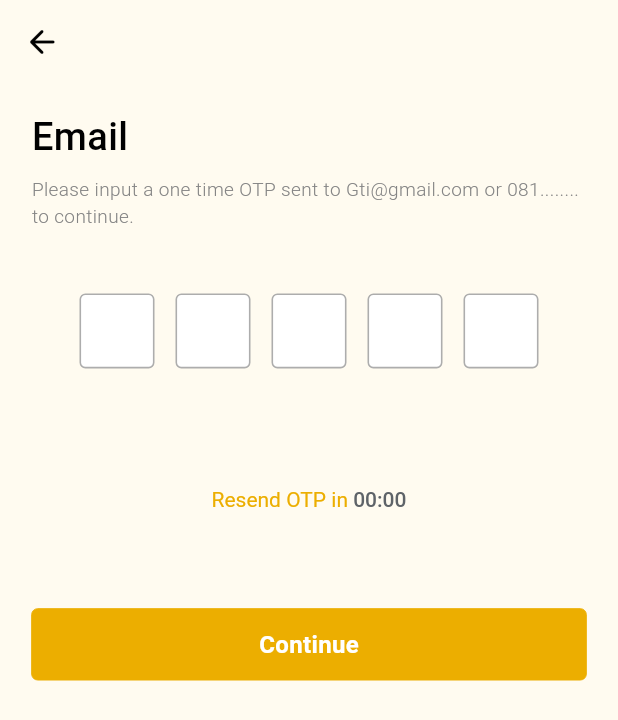
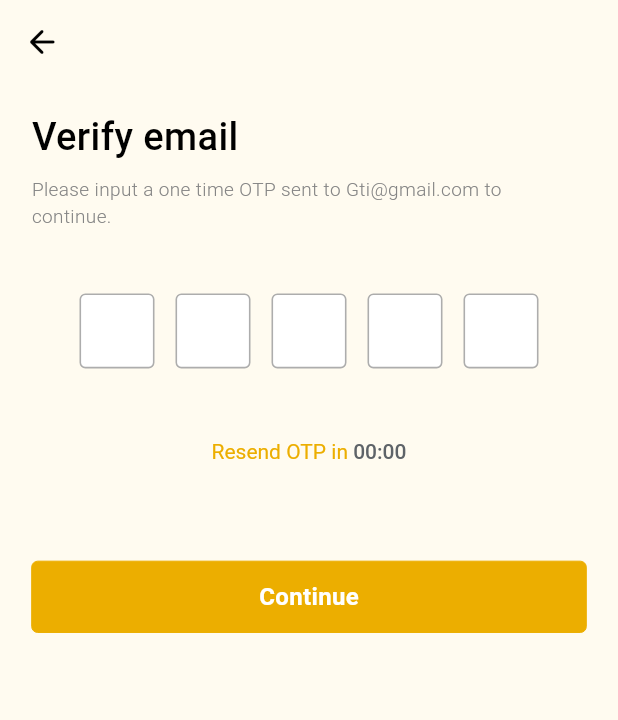
Before and after one commit to augustineonu/gti_rides, a Flutter app: the EmailVerificationScreen screen opened by its route, on a phone screen of 412 x 824 dp. Shown: the top 720 px of the screen. Run offline on Flutter 3.47's test engine with Material 2 defaults, Android fonts, the phone set to English and light mode, and no system bars; drawn by our look-alikes of pinput; our stand-ins replace cached_network_image, expandable, flutter_iconly, flutter_screenutil, flutter_svg, get and 7 more; Roboto replaces fonts that are missing (Basis Grotesque Pro, Neue); project files that could hold a hidden picture were left out.

Commit message:
change password

```diff
--- a/lib/main.dart
+++ b/lib/main.dart
@@ -9,7 +9,6 @@ import 'package:gti_rides/services/logger.dart';
 import 'package:gti_rides/services/route_service.dart';
 import 'package:gti_rides/styles/asset_manager.dart';
 import 'package:gti_rides/styles/styles.dart';
-
 import 'utils/screen_util.dart';
 
 void main() {
--- a/lib/route/app_links.dart
+++ b/lib/route/app_links.dart
@@ -47,6 +47,9 @@ class AppLinks {
   static const favorite = "/renter/more/favorite";
   static const accountDetails = "/renter/more/accountDetails";
   static const email = "/email";
+  static const phoneInput =
+      "/renter/more/account_details/account_verification/phone/phoneInput";
+  static const phoneOtp = "/renter/more/account_details/account_verification/phone/phoneOtp";
 
   // static const chatAction = "/user/chat/:key/:action";
 
@@ -55,6 +58,7 @@ class AppLinks {
     "login": login,
     "splash": splash,
     "emailOtp": emailOtp,
+    "phoneOtp": phoneOtp,
     "verifyOtp": verifyOtp,
     "resetPassword": resetPassword,
     "requestResetPassword": requestResetPassword,
@@ -82,6 +86,7 @@ class AppLinks {
     'favorite': favorite,
     'accountDetails': accountDetails,
     'email': email,
+    'phoneInput': phoneInput,
     // 'trips': trips,
   };
 
--- a/lib/route/routes.dart
+++ b/lib/route/routes.dart
@@ -14,8 +14,10 @@ import 'package:gti_rides/screens/car%20renter/home/search_result/search_result_
 import 'package:gti_rides/screens/car%20renter/home/search_city/search_city_screen.dart';
 import 'package:gti_rides/screens/car%20renter/landing_page.dart';
 import 'package:gti_rides/screens/car%20renter/more/account_details/account_details_screen.dart';
-import 'package:gti_rides/screens/car%20renter/more/account_details/account_verification/email_verification.dart';
-import 'package:gti_rides/screens/car%20renter/more/account_details/email_screen.dart';
+import 'package:gti_rides/screens/car%20renter/more/account_details/account_verification/email/email_verification.dart';
+import 'package:gti_rides/screens/car%20renter/more/account_details/account_verification/email/email_imput_screen.dart';
+import 'package:gti_rides/screens/car%20renter/more/account_details/account_verification/phone/phone_input_screen.dart';
+import 'package:gti_rides/screens/car%20renter/more/account_details/account_verification/phone/phone_verification.dart';
 import 'package:gti_rides/screens/car%20renter/more/favorite/favorite_screen.dart';
 import 'package:gti_rides/screens/car%20renter/more/more_screen.dart';
 import 'package:gti_rides/screens/car%20renter/more/profile/profile_screen.dart';
@@ -157,5 +159,13 @@ class AppRoutes {
       name: AppLinks.emailOtp,
       page: () => const EmailVerificationScreen(),
     ),
+    GetPage(
+      name: AppLinks.phoneInput,
+      page: () => const PhoneInputScreen(),
+    ),
+    GetPage(
+      name: AppLinks.phoneOtp,
+      page: () => const PhoneVerificationScreen(),
+    ),
   ];
 }
--- a/lib/screens/car renter/more/account_details/account_details_controller.dart
+++ b/lib/screens/car renter/more/account_details/account_details_controller.dart
@@ -21,7 +21,6 @@ class AccountDetailsController extends GetxController {
   }
 
   TextEditingController fullNameController = TextEditingController();
-  TextEditingController emailController = TextEditingController();
   RxBool isDone = false.obs;
   RxBool showPassword = false.obs;
   RxBool isLoading = false.obs;
@@ -40,7 +39,7 @@ class AccountDetailsController extends GetxController {
   // navigation method
   void goBack() => routeService.goBack();
   void routeToEmailInput() => routeService.gotoRoute(AppLinks.email);
-  void routeToVerifyEmail() => routeService.gotoRoute(AppLinks.emailOtp);
+  void routeToPhoneInput() => routeService.gotoRoute(AppLinks.phoneInput);
 
   void openCamera() {
    final picked = imageService.pickImage(source: ImageSource.camera);
--- a/lib/screens/car renter/more/account_details/account_details_screen.dart
+++ b/lib/screens/car renter/more/account_details/account_details_screen.dart
@@ -85,7 +85,7 @@ class AccountDetailsScreen extends GetView<AccountDetailsController> {
           accountDetailsWidget(
                 title: AppStrings.mobileNumber,
                 body: '+234823456778',
-                onTap:  (){}
+                onTap:  controller.routeToPhoneInput
               ),
         SizedBox(
           height: size.height * 0.08,
--- a/lib/screens/car renter/more/account_details/account_verification/acount_verification_controller.dart
+++ b/lib/screens/car renter/more/account_details/account_verification/acount_verification_controller.dart
@@ -6,13 +6,15 @@ import 'package:gti_rides/route/app_links.dart';
 import 'package:gti_rides/services/logger.dart';
 import 'package:gti_rides/services/route_service.dart';
 
-
 class AccountVerificationController extends GetxController {
   Logger logger = Logger('OTPVerificationController');
   RxBool isLoading = false.obs;
   Timer? countdownTimer;
   Duration myDuration = Duration(days: 5);
   final TextEditingController pinController = TextEditingController();
+  TextEditingController emailController = TextEditingController();
+  TextEditingController phoneController = TextEditingController();
+
   RxBool showPassword = true.obs;
   final GlobalKey<FormState> emailVerificationFormKey = GlobalKey<FormState>();
   final FocusNode focus = FocusNode();
@@ -36,7 +38,10 @@ class AccountVerificationController extends GetxController {
     super.onInit();
   }
 
+  void goBack() => routeService.goBack();
   void onFocusChange() => update();
+  void routeToVerifyEmail() => routeService.gotoRoute(AppLinks.emailOtp);
+  void routeToVerifyPhoneNumber() => routeService.gotoRoute(AppLinks.phoneOtp);
 
   void togglePasswordShow() {
     showPassword.value = !showPassword.value;
--- a/lib/screens/car renter/more/account_details/account_verification/email_verification.dart
+++ b/lib/screens/car renter/more/account_details/account_verification/change_password/change_password_screen.dart
@@ -2,30 +2,32 @@ import 'package:flutter/material.dart';
 import 'package:flutter_screenutil/flutter_screenutil.dart';
 import 'package:flutter_svg/flutter_svg.dart';
 import 'package:get/get.dart';
-import 'package:gti_rides/screens/car%20renter/more/account_details/account_verification/acount_verification_controller.dart';
-import 'package:gti_rides/screens/guest/otp_verification/otp_verification_controller.dart';
-import 'package:gti_rides/screens/guest/otp_verification/otp_widgets/otp_input.dart';
+import 'package:gti_rides/screens/guest/Reset_password/reset_password_controller.dart';
 import 'package:gti_rides/shared_widgets/generic_widgts.dart';
 import 'package:gti_rides/shared_widgets/gti_btn_widget.dart';
+import 'package:gti_rides/shared_widgets/text_input_widgets/password_input_text_widget.dart';
 import 'package:gti_rides/shared_widgets/text_widget.dart';
 import 'package:gti_rides/styles/asset_manager.dart';
 import 'package:gti_rides/styles/styles.dart';
 import 'package:gti_rides/utils/constants.dart';
 
 
-class EmailVerificationScreen extends GetView<AccountVerificationController> {
-  const EmailVerificationScreen([Key? key]) : super(key: key);
+
+
+class ChangePasswordScreen extends GetView<ResetPasswordController> {
+  const ChangePasswordScreen([Key? key]) : super(key: key);
 
   @override
   Widget build(BuildContext context) {
     var size = MediaQuery.of(context).size;
-
-    final controller = Get.put<AccountVerificationController>(AccountVerificationController());
-    return Scaffold(
-      resizeToAvoidBottomInset: false,
-      backgroundColor: backgroundColor,
-      appBar: appbar(),
-      body: body(context, size),
+    return Obx(
+      () => Scaffold(
+        resizeToAvoidBottomInset: false,
+        backgroundColor: backgroundColor,
+        appBar: appbar(),
+        body: body(context, size),
+      ),
+      // }
     );
   }
 
@@ -40,7 +42,7 @@ class EmailVerificationScreen extends GetView<AccountVerificationController> {
               mainAxisAlignment: MainAxisAlignment.spaceBetween,
               children: [
                 textWidget(
-                  text: AppStrings.email,
+                  text: AppStrings.resetPassword,
                   textOverflow: TextOverflow.visible,
                   style: getBoldStyle(
                           fontSize: 24.sp,
@@ -51,44 +53,34 @@ class EmailVerificationScreen extends GetView<AccountVerificationController> {
                   ),
                 ),
                 SizedBox(
-                  height: 8.sp,
+                  height: 16.sp,
                 ),
-                textWidget(
-                  text: AppStrings.pleaseInputOtp
-                      .trArgs(["Gti@gmail.com", "081........"]),
-                  textOverflow: TextOverflow.visible,
-                  style: getLightStyle(fontSize: 12.sp, color: grey2)
-                      .copyWith(fontWeight: FontWeight.w300),
+                PasswordInputTextWidget(
+                  title: AppStrings.newPassword,
+                  controller: controller.passwordController,
+                  expectedVariable: 'password',
+                  isObscureValue: controller.showPassword.value,
+                  onTap: () => controller.obscurePassword(),
                 ),
                 SizedBox(
-                  height: 40.sp,
+                  height: 16.sp,
                 ),
-
-                buildOTPPinPut(
-                    controller: controller.pinController,
-                    context: context,
-                    email: "test@example.com",
-                    // email: '',
-                    phone: '',
-                    otpType: 'email',
-                    focusNode: controller.focus,
-                    onCompleted: (pin) {}),
-                SizedBox(
-                  height: 60.sp,
+                PasswordInputTextWidget(
+                  title: AppStrings.confirmPassword,
+                  controller: controller.conFirmPasswordController,
+                  expectedVariable: 'password',
+                  isObscureValue: controller.showPassword.value,
+                  onTap: () => controller.obscurePassword1(),
                 ),
-                clickToResendCode(),
-                SizedBox(
-                  height: 15.sp,
-                ),
-
-                // SizedBox(height: size.height * 0.02),
-                SizedBox(height: size.height * 0.04),
-                continueButton(),
+                SizedBox(height: size.height * 0.08),
+                ContinueButton(),
               ],
             ),
           ),
         ),
-
+        Align(
+            alignment: Alignment.bottomCenter,
+            child: SvgPicture.asset(ImageAssets.authImage)),
       ],
     );
   }
@@ -157,7 +149,7 @@ class EmailVerificationScreen extends GetView<AccountVerificationController> {
     );
   }
 
-  Widget continueButton() {
+  Widget ContinueButton() {
     return controller.isLoading.isTrue
         ? centerLoadingIcon()
         : GtiButton(
@@ -165,7 +157,8 @@ class EmailVerificationScreen extends GetView<AccountVerificationController> {
             width: 300.sp,
             text: AppStrings.cont,
             color: primaryColor,
-            onTap: controller.routeToforgotPassword,
+            onTap: () {},
+            // onTap: controller.routeToPhoneVerification,
             isLoading: controller.isLoading.value,
           );
   }
--- a/lib/screens/car renter/more/account_details/email_screen.dart
+++ b/lib/screens/car renter/more/account_details/account_verification/email/email_imput_screen.dart
@@ -2,6 +2,7 @@ import 'package:flutter/material.dart';
 import 'package:flutter_screenutil/flutter_screenutil.dart';
 import 'package:get/get.dart';
 import 'package:gti_rides/screens/car%20renter/more/account_details/account_details_controller.dart';
+import 'package:gti_rides/screens/car%20renter/more/account_details/account_verification/acount_verification_controller.dart';
 import 'package:gti_rides/shared_widgets/generic_widgts.dart';
 import 'package:gti_rides/shared_widgets/gti_btn_widget.dart';
 import 'package:gti_rides/shared_widgets/text_input_widgets/normal_text_input_widget.dart';
@@ -9,7 +10,7 @@ import 'package:gti_rides/shared_widgets/text_widget.dart';
 import 'package:gti_rides/styles/styles.dart';
 import 'package:gti_rides/utils/constants.dart';
 
-class EmailScreen extends GetView<AccountDetailsController> {
+class EmailScreen extends GetView<AccountVerificationController> {
   const EmailScreen([Key? key]) : super(key: key);
   @override
   Widget build(BuildContext context) {
@@ -59,7 +60,7 @@ class EmailScreen extends GetView<AccountDetailsController> {
         : GtiButton(
             height: 40.sp,
             width: size.width.sp,
-            text: "continue".tr,
+            text: AppStrings.cont,
             onTap: controller.routeToVerifyEmail,
             isLoading: controller.isLoading.value,
           );
--- /dev/null
+++ b/lib/screens/car renter/more/account_details/account_verification/email/email_verification.dart
@@ -0,0 +1,173 @@
+import 'package:flutter/material.dart';
+import 'package:flutter_screenutil/flutter_screenutil.dart';
+import 'package:flutter_svg/flutter_svg.dart';
+import 'package:get/get.dart';
+import 'package:gti_rides/screens/car%20renter/more/account_details/account_verification/acount_verification_controller.dart';
+import 'package:gti_rides/screens/guest/otp_verification/otp_verification_controller.dart';
+import 'package:gti_rides/screens/guest/otp_verification/otp_widgets/otp_input.dart';
+import 'package:gti_rides/shared_widgets/generic_widgts.dart';
+import 'package:gti_rides/shared_widgets/gti_btn_widget.dart';
+import 'package:gti_rides/shared_widgets/text_widget.dart';
+import 'package:gti_rides/styles/asset_manager.dart';
+import 'package:gti_rides/styles/styles.dart';
+import 'package:gti_rides/utils/constants.dart';
+
+
+class EmailVerificationScreen extends GetView<AccountVerificationController> {
+  const EmailVerificationScreen([Key? key]) : super(key: key);
+
+  @override
+  Widget build(BuildContext context) {
+    var size = MediaQuery.of(context).size;
+
+    final controller = Get.put<AccountVerificationController>(AccountVerificationController());
+    return Scaffold(
+      resizeToAvoidBottomInset: false,
+      backgroundColor: backgroundColor,
+      appBar: appbar(),
+      body: body(context, size),
+    );
+  }
+
+  Widget body(BuildContext context, Size size) {
+    return Column(
+      children: [
+        Expanded(
+          child: SingleChildScrollView(
+            padding: EdgeInsets.symmetric(horizontal: 20.0.sp, vertical: 16.sp),
+            child: Column(
+              crossAxisAlignment: CrossAxisAlignment.stretch,
+              mainAxisAlignment: MainAxisAlignment.spaceBetween,
+              children: [
+                textWidget(
+                  text: AppStrings.verifyEmail,
+                  textOverflow: TextOverflow.visible,
+                  style: getBoldStyle(
+                          fontSize: 24.sp,
+                          fontWeight: FontWeight.w500,
+                          color: black)
+                      .copyWith(
+                    fontFamily: "Neue",
+                  ),
+                ),
+                SizedBox(
+                  height: 8.sp,
+                ),
+                textWidget(
+                  text: AppStrings.pleaseInputOtpEmail
+                      .trArgs(["Gti@gmail.com"]),
+                  textOverflow: TextOverflow.visible,
+                  style: getLightStyle(fontSize: 12.sp, color: grey2)
+                      .copyWith(fontWeight: FontWeight.w300),
+                ),
+                SizedBox(
+                  height: 40.sp,
+                ),
+
+                buildOTPPinPut(
+                    controller: controller.pinController,
+                    context: context,
+                    email: "test@example.com",
+                    // email: '',
+                    phone: '',
+                    otpType: 'email',
+                    focusNode: controller.focus,
+                    onCompleted: (pin) {}),
+                SizedBox(
+                  height: 30.sp,
+                ),
+                clickToResendCode(),
+                SizedBox(
+                  height: 15.sp,
+                ),
+
+                // SizedBox(height: size.height * 0.02),
+                SizedBox(height: size.height * 0.04),
+                continueButton(),
+              ],
+            ),
+          ),
+        ),
+
+      ],
+    );
+  }
+
+  AppBar appbar() {
+    return gtiAppBar(
+      onTap: controller.goBack,
+      leading: Icon(
+        Icons.arrow_back_rounded,
+        color: black,
+        size: 24.sp,
+      ),
+      title: SizedBox(),
+    );
+  }
+
+  Widget clickToResendCode() {
+    return Row(
+      mainAxisAlignment: MainAxisAlignment.center,
+      children: [
+        TextButton(
+          onPressed: () {},
+          child: RichText(
+            text: TextSpan(children: <InlineSpan>[
+              TextSpan(
+                  text: AppStrings.resendOtp,
+                  style: getRegularStyle(color: primaryColor)),
+              TextSpan(
+                  text: "00:00",
+                  style: getRegularStyle(color: greyShade1)
+                      .copyWith(fontWeight: FontWeight.w500)),
+            ]),
+          ),
+        ),
+      ],
+    );
+  }
+
+  Widget appLogo() {
+    return Row(
+      mainAxisAlignment: MainAxisAlignment.spaceBetween,
+      children: [
+        Column(
+          crossAxisAlignment: CrossAxisAlignment.start,
+          children: [
+            textWidget(
+              text: "Welcome",
+              style: getBoldStyle(
+                  fontSize: 20.sp,
+                  fontWeight: FontWeight.w600,
+                  color: iconColor()),
+            ),
+            SizedBox(
+              height: 8.h,
+            ),
+            textWidget(
+              text: "Login to continue",
+              style: getBoldStyle(
+                  fontSize: 14.sp,
+                  fontWeight: FontWeight.w400,
+                  color: iconColor()),
+            ),
+          ],
+        ),
+        // SvgPicture.asset(ImageAssets.appLogo),
+      ],
+    );
+  }
+
+  Widget continueButton() {
+    return controller.isLoading.isTrue
+        ? centerLoadingIcon()
+        : GtiButton(
+            height: 45.sp,
+            width: 300.sp,
+            text: AppStrings.cont,
+            color: primaryColor,
+            onTap: controller.routeToforgotPassword,
+            isLoading: controller.isLoading.value,
+          );
+  }
+}
--- a/lib/utils/constants.dart
+++ b/lib/utils/constants.dart
@@ -31,8 +31,13 @@ class AppStrings {
   static String carRenter = "Car Renter";
   static String carOwner = "Car Owner";
   static String verifyOtp = "Verify OTP";
+  static String verifyEmail = "Verify email";
   static String pleaseInputOtp =
       "Please input a one time OTP sent to %s or %s  to continue.";
+  static String pleaseInputOtpEmail =
+      "Please input a one time OTP sent to %s to continue.";
+  static String pleaseInputOtpPhone =
+      "Please input a one time OTP sent to %s to continue.";
   static String resendOtp = "Resend OTP in ";
   static String cont = "Continue";
   static String explorerError =
@@ -293,4 +298,8 @@ class AppStrings {
   static String remove  = 'Remove';
   static String loginSettings  = 'LOGIN SETTINGS';
   static String mobileNumber  = 'Mobile Number';
+  static String phoneNumber  = 'Phone number';
+  static String inputPhoneNumber  = 'Input phone number';
+  static String phoneHintText  = '+2348 189 899 437';
+  static String verifyPhoneNumber  = 'Verify phone number';
 }
```
Also changed, not shown: lib/screens/car renter/more/account_details/account_verification/phone/phone_input_screen.dart (added, +63 -0 lines), lib/screens/car renter/more/account_details/account_verification/phone/phone_verification.dart (added, +174 -0 lines), lib/shared_widgets/text_input_widgets/phone_number_input_widget.dart (+15 -15 lines).
